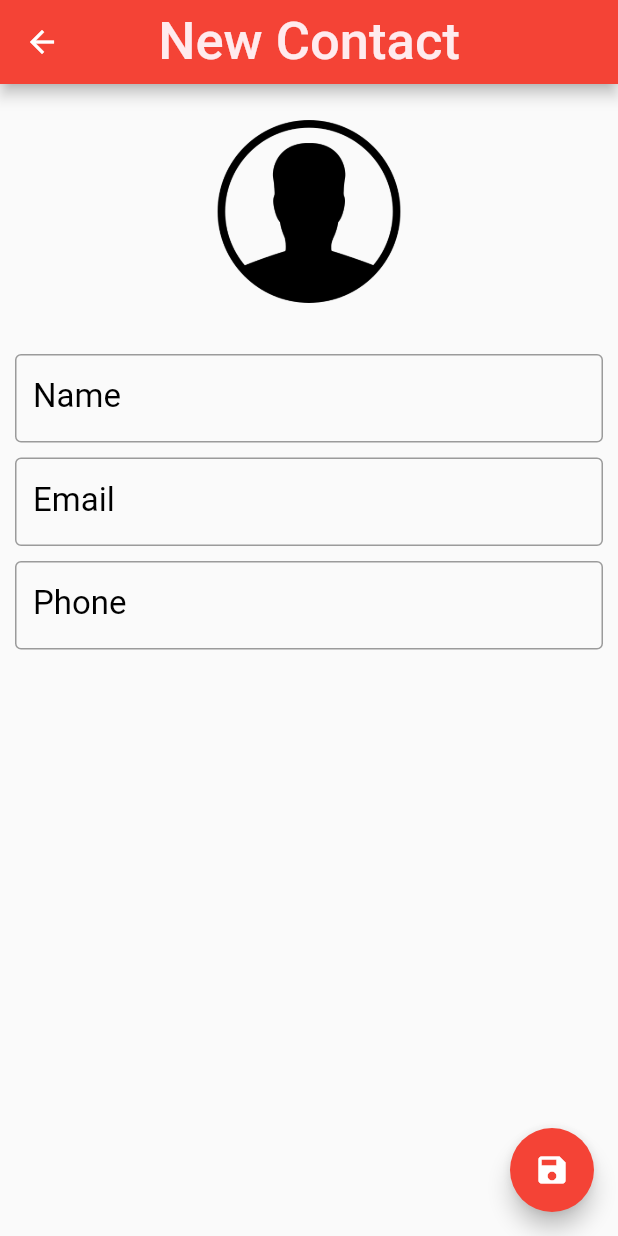
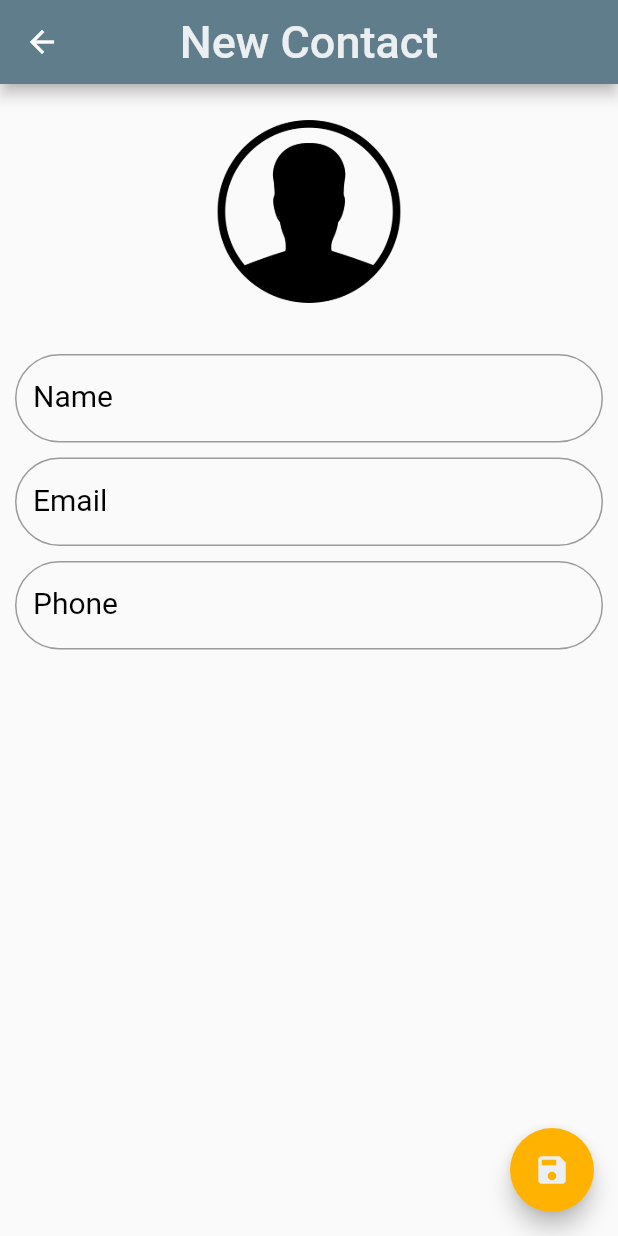
Before and after one commit to jrguedes/contact_list_with_sqflite, a Flutter app: the ContactPage screen opened directly, on a phone screen of 412 x 824 dp. Run offline on Flutter 3.47's test engine with Material 2 defaults, Android fonts, the phone set to English and light mode, and no system bars; our stand-ins replace image_picker, sqflite; accounts and stored records are empty.

Commit message:
I'm changing the colors and making some adjustments to the beauty of the app

```diff
--- a/lib/ui/contact_page.dart
+++ b/lib/ui/contact_page.dart
@@ -39,6 +39,7 @@ class _ContactPageState extends State<ContactPage> {
 
   @override
   Widget build(BuildContext context) {
+    double _borderRadius = 30;
     return WillPopScope(
       onWillPop: () {
         return _requestPop();
@@ -47,10 +48,10 @@ class _ContactPageState extends State<ContactPage> {
         appBar: AppBar(
           title: Text(
             _editedContact.name ?? 'New Contact',
-            style: TextStyle(fontSize: 35, color: Colors.red[50]),
+            style: TextStyle(fontSize: 30, color: Colors.blueGrey[50]),
           ),
           centerTitle: true,
-          backgroundColor: Colors.red[500],
+          backgroundColor: Colors.blueGrey,
         ),
         floatingActionButton: FloatingActionButton(
           onPressed: () {
@@ -62,8 +63,9 @@ class _ContactPageState extends State<ContactPage> {
           },
           child: Icon(
             Icons.save,
+            color: Colors.blueGrey[50],
           ),
-          backgroundColor: Colors.red[500],
+          backgroundColor: Colors.amber[600],
         ),
         body: Padding(
           padding: EdgeInsets.all(10),
@@ -83,8 +85,7 @@ class _ContactPageState extends State<ContactPage> {
                                 : AssetImage('images/person.png'))),
                   ),
                   onTap: () {
-                    ImagePicker.pickImage(source: ImageSource.gallery)
-                        .then((file) {
+                    ImagePicker.pickImage(source: ImageSource.gallery).then((file) {
                       if (file == null) {
                         return;
                       } else {
@@ -106,9 +107,8 @@ class _ContactPageState extends State<ContactPage> {
                       focusNode: _nameFocus,
                       decoration: InputDecoration(
                           labelText: 'Name',
-                          labelStyle:
-                              TextStyle(fontSize: 22, color: Colors.black),
-                          border: OutlineInputBorder()),
+                          labelStyle: TextStyle(fontSize: 20, color: Colors.black),
+                          border: OutlineInputBorder(borderRadius: BorderRadius.all(Radius.circular(_borderRadius)))),
                       onChanged: (value) {
                         _userEdited = true;
                         setState(() {
@@ -124,9 +124,8 @@ class _ContactPageState extends State<ContactPage> {
                       keyboardType: TextInputType.emailAddress,
                       decoration: InputDecoration(
                           labelText: 'Email',
-                          labelStyle:
-                              TextStyle(fontSize: 22, color: Colors.black),
-                          border: OutlineInputBorder()),
+                          labelStyle: TextStyle(fontSize: 20, color: Colors.black),
+                          border: OutlineInputBorder(borderRadius: BorderRadius.all(Radius.circular(_borderRadius)))),
                       onChanged: (value) {
                         _userEdited = true;
                         setState(() {
@@ -142,9 +141,8 @@ class _ContactPageState extends State<ContactPage> {
                       keyboardType: TextInputType.number,
                       decoration: InputDecoration(
                           labelText: 'Phone',
-                          labelStyle:
-                              TextStyle(fontSize: 22, color: Colors.black),
-                          border: OutlineInputBorder()),
+                          labelStyle: TextStyle(fontSize: 20, color: Colors.black),
+                          border: OutlineInputBorder(borderRadius: BorderRadius.all(Radius.circular(_borderRadius)))),
                       onChanged: (value) {
                         _userEdited = true;
                         setState(() {
```
Also changed, not shown: lib/ui/home_page.dart (+12 -20 lines), pubspec.lock, 7 other files.
